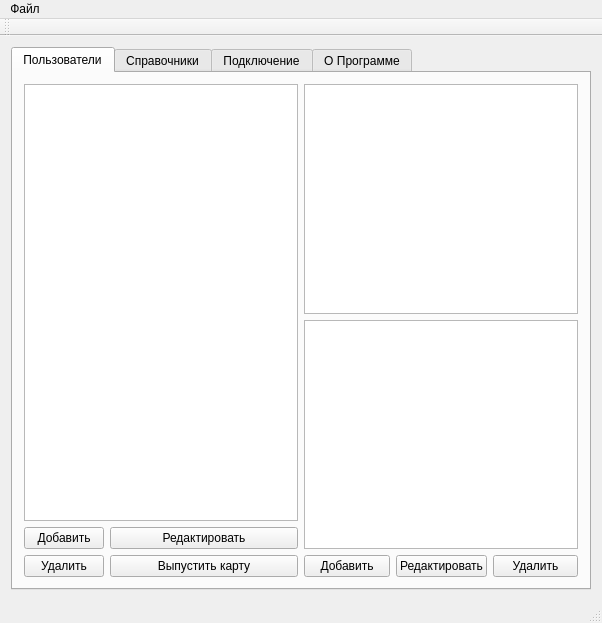
Old version of the form dataBaseFirebird/mainwindow.ui in the repository Evgeniykull/DataBase.
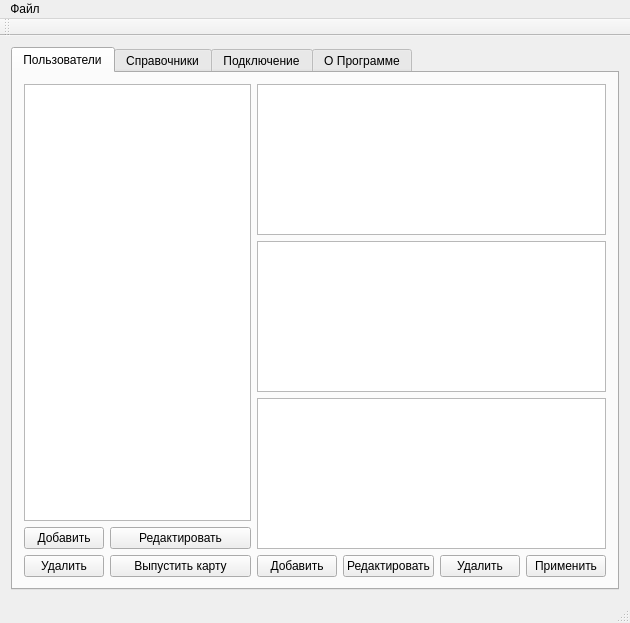
New version of the form. The open tabs and pages were chosen to show the change.

Patch:
```diff
--- a/dataBaseFirebird/mainwindow.ui
+++ b/dataBaseFirebird/mainwindow.ui
@@ -6,7 +6,7 @@
    <rect>
     <x>0</x>
     <y>0</y>
-    <width>602</width>
+    <width>630</width>
     <height>623</height>
    </rect>
   </property>
@@ -37,7 +37,7 @@
         <item row="0" column="0">
          <layout class="QVBoxLayout" name="verticalLayout_3">
           <item>
-           <widget class="QTreeView" name="treeView">
+           <widget class="QListView" name="listViewUsers">
             <property name="maximumSize">
              <size>
               <width>300</width>
@@ -95,6 +95,9 @@
           <item>
            <widget class="QTableView" name="tableLimits"/>
           </item>
+          <item>
+           <widget class="QTableView" name="tableNewLimits"/>
+          </item>
           <item>
            <layout class="QHBoxLayout" name="horizontalLayout_2">
             <item>
@@ -118,6 +121,13 @@
               </property>
              </widget>
             </item>
+            <item>
+             <widget class="QPushButton" name="pbApply">
+              <property name="text">
+               <string>Применить</string>
+              </property>
+             </widget>
+            </item>
            </layout>
           </item>
          </layout>
@@ -460,8 +470,8 @@
     <rect>
      <x>0</x>
      <y>0</y>
-     <width>602</width>
-     <height>22</height>
+     <width>630</width>
+     <height>21</height>
     </rect>
    </property>
    <widget class="QMenu" name="menuFile">
```
